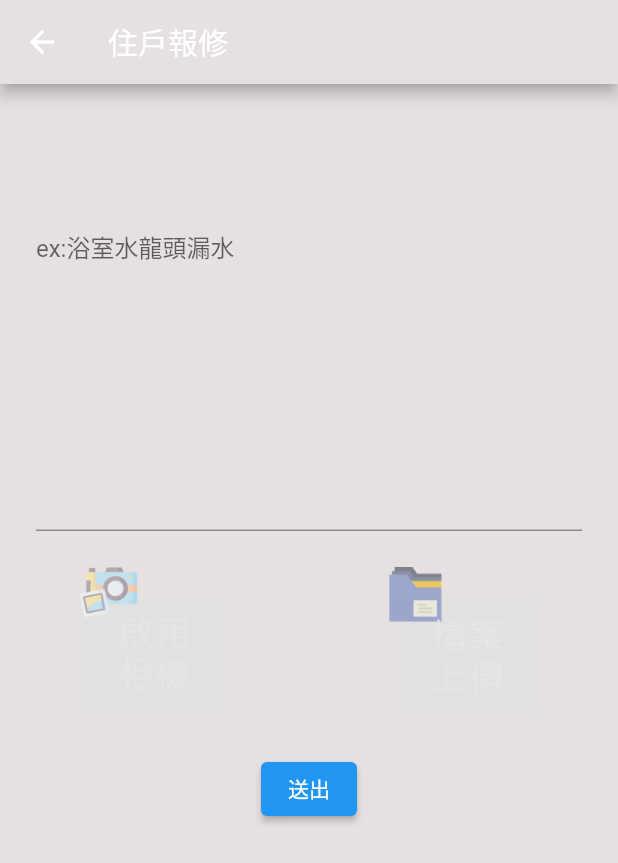
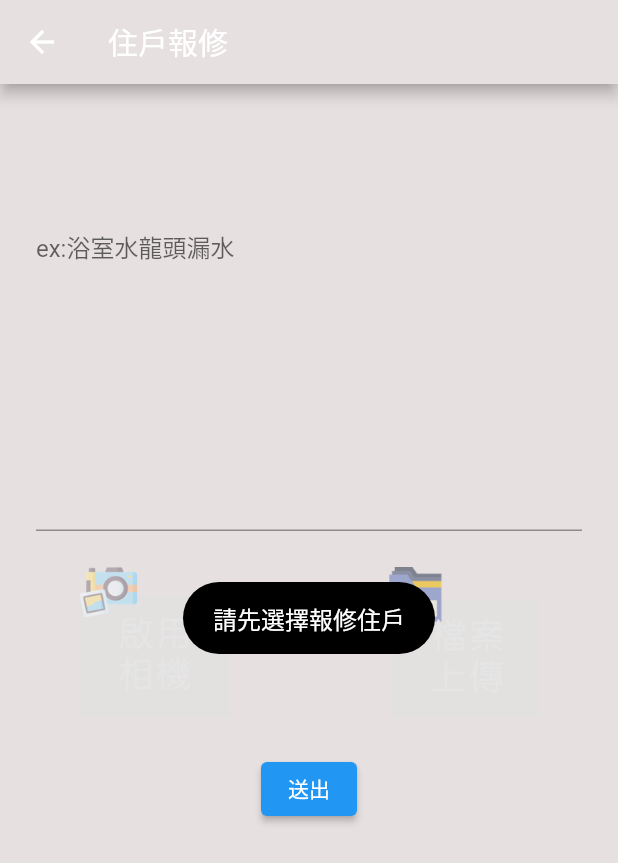
Before and after one commit to colaTW/siptest, a Flutter app: the messagefix screen opened directly with empty values, after a tap on "送出", on a phone screen of 412 x 824 dp. Shown: the top 863 px of the screen. Run offline on Flutter 3.47's test engine with Material 2 defaults, Android fonts, the light colour scheme and no system bars; our stand-ins replace firebase_core, firebase_messaging, flutter_local_notifications, flutter_swiper, fluttertoast, image_picker and 4 more; missing offline and left inert: flutter_ringtone_player, flutter_webrtc, scan, sip_ua; accounts and stored records are empty; network calls fail.

```diff
--- a/lib/src/messagefix.dart
+++ b/lib/src/messagefix.dart
@@ -67,7 +67,7 @@ class _messagefix extends State<messagefix> {
                 new DropdownButton<dynamic>(
                   isExpanded: true,
                   hint:Center(child: Text('－－請選擇住戶－－',textAlign: TextAlign.center)),
-                  items:myhouses.skip(1).map<DropdownMenuItem<dynamic>>((item) {
+                  items:myhouses.map<DropdownMenuItem<dynamic>>((item) {
                     return new DropdownMenuItem<dynamic>(
                       child: Center(child:new Text(item['constructionName']+item['houseName'])),
                       value: item,
@@ -165,7 +165,7 @@ class _messagefix extends State<messagefix> {
                       crossAxisAlignment: CrossAxisAlignment.start,
                       children: <Widget>[
                         //img1Path==null?Text(''): Image.network(img1Path,height:75,width:75,fit: BoxFit.fill,),
-                        img1Path==null?Text(''): Image.memory(base64Decode(img1Path),height:75,width:75,fit: BoxFit.fill,),
+                        img1Path==null?Text(''): Image.network(img1Path,height:75,width:75,fit: BoxFit.fill,),
                         img1Path==null? Text(''):GestureDetector(onTap:(){ setState(() {img1Path = null;});} ,
                             child: Image.network('https://i.kfs.io/album/tw/166074,0v3/fit/500x500.jpg',fit:BoxFit.cover,width: 20,height: 20,)),
                         SizedBox(width: 50,),
@@ -191,6 +191,40 @@ class _messagefix extends State<messagefix> {
               mainAxisAlignment: MainAxisAlignment.center,
               children: [
               ElevatedButton(onPressed: (){
+                if(chiocehouse==null){
+                  Fluttertoast.showToast(
+                      msg: "請先選擇報修住戶",
+                      toastLength: Toast.LENGTH_SHORT,
+                      gravity: ToastGravity.CENTER,
+                      timeInSecForIosWeb: 1,
+                      textColor: Colors.white,
+                      backgroundColor: Colors.black,
+                      fontSize: 16.0);
+                  return;
+                }
+                if(Category==null){
+                  Fluttertoast.showToast(
+                      msg: "請先選擇維修分類",
+                      toastLength: Toast.LENGTH_SHORT,
+                      gravity: ToastGravity.CENTER,
+                      timeInSecForIosWeb: 1,
+                      textColor: Colors.white,
+                      backgroundColor: Colors.black,
+                      fontSize: 16.0);
+                  return;
+                }
+                if(Itmes==null){
+                  Fluttertoast.showToast(
+                      msg:"請先選擇維修項目",
+                      toastLength: Toast.LENGTH_SHORT,
+                      gravity: ToastGravity.CENTER,
+                      timeInSecForIosWeb: 1,
+                      textColor: Colors.white,
+                      backgroundColor: Colors.black,
+                      fontSize: 16.0);
+                  return;
+                }
+
                 sentfix();
 
               }, child: Text("送出"))
--- a/lib/src/sipphone.dart
+++ b/lib/src/sipphone.dart
@@ -57,7 +57,7 @@ class _sipphone extends State<sipphone> {
         HomeWidget(isBind, getdata['profile']),
     '/message': ([SIPUAHelper? helper, Object? arguments]) =>
         message(getdata['info']),
-    '/bulletin': ([SIPUAHelper? helper, Object? arguments]) => bulletinlist(),
+    '/bulletin': ([SIPUAHelper? helper, Object? arguments]) => bulletinlist(getdata['info'],getdata['profile']),
     '/messagefix': ([SIPUAHelper? helper, Object? arguments]) =>
         messagefix(getdata['info']),
     '/messagelist': ([SIPUAHelper? helper, Object? arguments]) =>
```
Also changed, not shown: lib/src/APIs.dart (+17 -0 lines), lib/src/bulletinlist.dart (+97 -59 lines).
